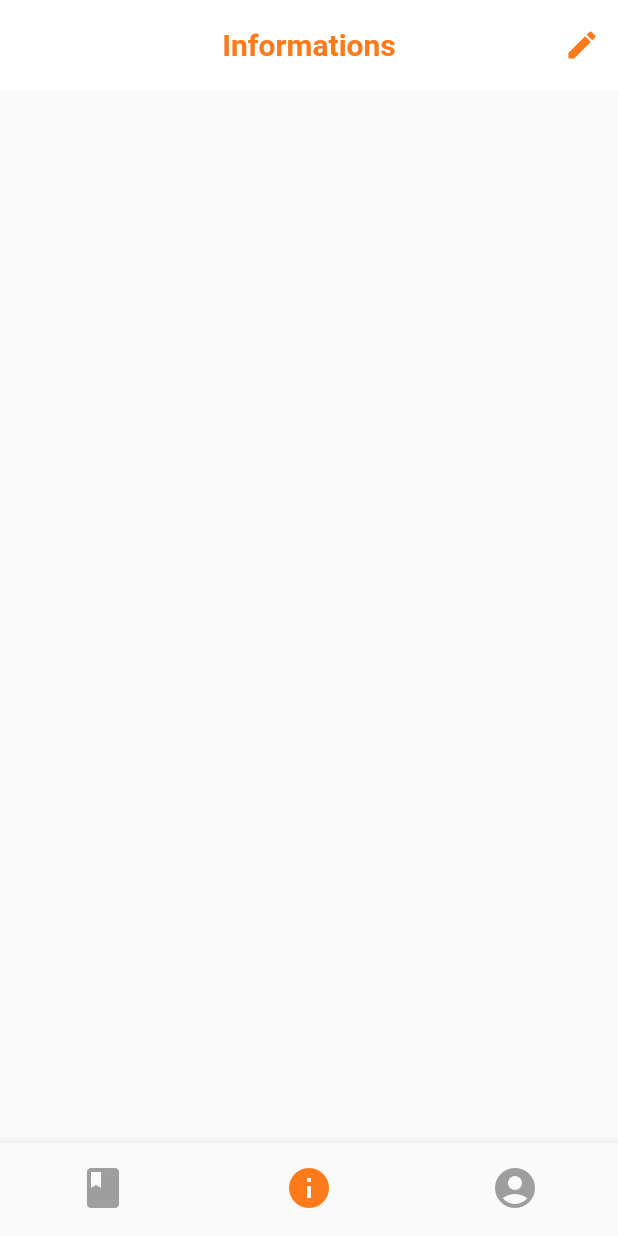
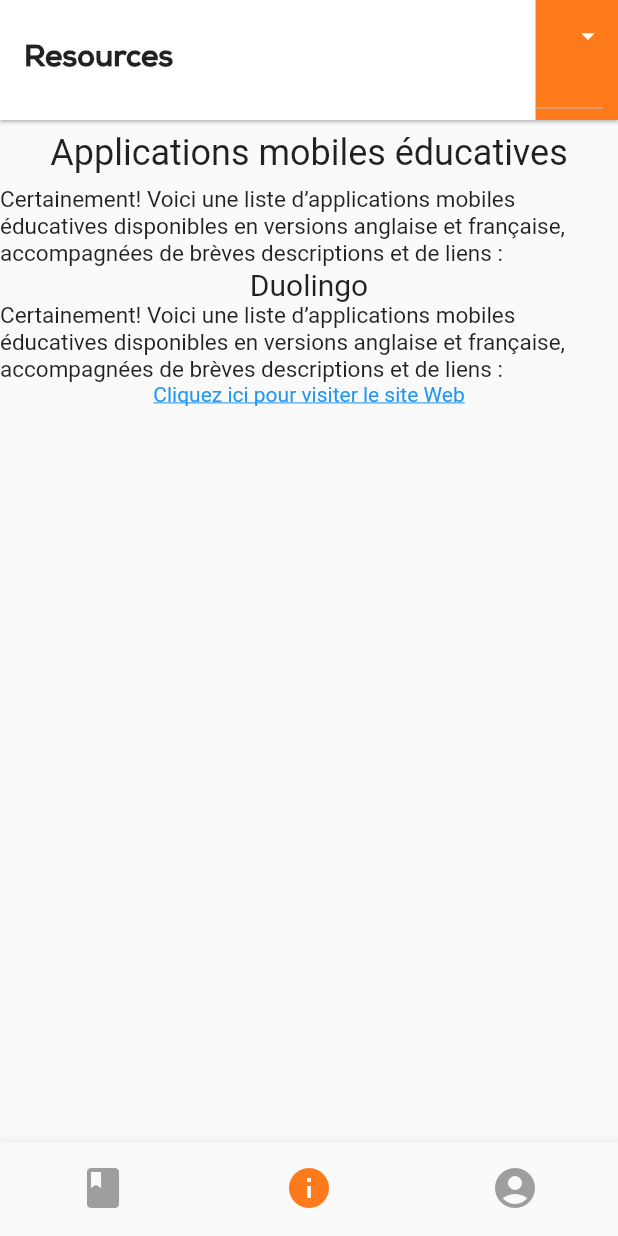
Before and after one commit to Chroma241/StemaApp, a Flutter app: the screen it shows after launch, item 2 of the bottom bar chosen, on a phone screen of 412 x 824 dp. Run offline on Flutter 3.47's test engine with Material 2 defaults, Android fonts, the phone set to English and light mode, and no system bars; our stand-ins replace animated_text_kit, auto_size_text, hive, hive_flutter, open_file, pdf and 1 more; missing offline and left inert: syncfusion_flutter_pdfviewer; accounts and stored records are empty.

Commit message:
usable commit

```diff
--- a/lib/screens/courses.dart
+++ b/lib/screens/courses.dart
@@ -2,7 +2,7 @@ import 'package:flutter/material.dart';
 import 'package:steam/constants.dart';
 import 'package:steam/screens/exercise.dart';
 import 'package:steam/screens/introduction.dart';
-import 'ressources.dart';
+import 'ressourcesFR.dart';
 import 'pdf.dart';
 import 'account.dart';
 import '../models/user.dart'; // Importez la classe User
@@ -31,7 +31,7 @@ class _HomepageState extends State<Homepage> {
     return Scaffold(
       body: [
         ListCourses(),
-        InfoPage(),
+        RessourcesFR(),
         AccountPage(),
       ][_currentIndex],
       bottomNavigationBar: BottomNavigationBar(
--- a/lib/screens/ressources.dart
+++ /dev/null
@@ -1,36 +0,0 @@
-import 'package:flutter/material.dart';
-import 'package:steam/constants.dart';
-
-class InfoPage extends StatefulWidget {
-  const InfoPage({super.key});
-  @override
-  State<InfoPage> createState() => _InfoPageState();
-}
-
-class _InfoPageState extends State<InfoPage> {
-  @override
-  Widget build(BuildContext context) {
-    return Scaffold(
-        appBar: AppBar(
-          title: const Text(
-            'Informations',
-            style: TextStyle(color: mainColor, fontWeight: FontWeight.bold),
-          ),
-          actions: [
-            IconButton(
-                onPressed: () {},
-                icon: Icon(
-                  Icons.edit,
-                  color: mainColor,
-                )),
-          ],
-          toolbarHeight: 60,
-          backgroundColor: Colors.white,
-          elevation: 0,
-          centerTitle: true,
-        ),
-        body: SafeArea(
-          child: Container(),
-        ));
-  }
-}
--- /dev/null
+++ b/lib/screens/ressourcesFR.dart
@@ -0,0 +1,130 @@
+import 'package:flutter/material.dart';
+import 'package:steam/constants.dart';
+import 'package:steam/screens/ressourcesEN.dart';
+import 'package:url_launcher/url_launcher.dart';
+
+enum Language { French, English }
+
+class RessourcesFR extends StatefulWidget {
+  @override
+  _RessourcesFRState createState() => _RessourcesFRState();
+}
+
+class _RessourcesFRState extends State<RessourcesFR> {
+  Language currentLanguage = Language.French;
+
+  String getHeader() {
+    // Utilisez la langue actuelle pour déterminer le texte d'en-tête.
+    if (currentLanguage == Language.French) {
+      return 'Resources';
+    } else {
+      return 'Ressources';
+    }
+  }
+
+  @override
+  Widget build(BuildContext context) {
+    return Scaffold(
+      appBar: AppBar(
+        title: Text(
+          getHeader(),
+          style: TextStyle(
+            color: Colors.black87,
+            fontWeight: FontWeight.bold,
+            fontSize: 20,
+            fontFamily: "Nexa-Bold",
+          ),
+        ),
+        backgroundColor: Colors.white,
+        toolbarHeight: 80,
+        elevation: 1,
+        actions: [
+          Container(
+            color: mainColor,
+            padding: EdgeInsets.only(right: 10.0),
+            child: DropdownButton(
+              icon: Icon(
+                Icons.arrow_drop_down,
+                size: 20,
+                color: Colors.white,
+              ),
+              items: [
+                DropdownMenuItem(
+                  value: Language.French,
+                  child: Image.asset('icons/flags/png/fr.png',
+                      width: 25, package: 'country_icons'),
+                  onTap: () {
+                    setState(() {
+                      currentLanguage = Language.French;
+                    });
+                  },
+                ),
+                DropdownMenuItem(
+                  value: Language.English,
+                  child: Image.asset('icons/flags/png/gb.png',
+                      width: 25, package: 'country_icons'),
+                  onTap: () {
+                    setState(() {
+                      currentLanguage = Language.English;
+                    });
+                  },
+                ),
+              ],
+              onChanged: (value) => setState(() {}),
+            ),
+          )
+        ],
+      ),
+      body: Column(
+        children: <Widget>[
+          Padding(
+            padding: const EdgeInsets.all(8.0),
+            child: Text(
+              // Utilisez la langue actuelle pour déterminer le contenu.
+              currentLanguage == Language.French
+                  ? 'Applications mobiles éducatives'
+                  : 'Educational mobile apps',
+              style: TextStyle(fontSize: 24),
+            ),
+          ),
+          Text(
+            currentLanguage == Language.French
+                ? "Certainement! Voici une liste d’applications mobiles éducatives disponibles en versions anglaise et française, accompagnées de brèves descriptions et de liens :"
+                : 'Certainly! Here is a list of educational mobile apps available in both English and French versions, along with short descriptions and links:',
+            style: TextStyle(fontSize: 15),
+          ),
+          Text(
+            "Duolingo",
+            style: TextStyle(fontSize: 20),
+          ),
+          Text(
+            currentLanguage == Language.French
+                ? "Certainement! Voici une liste d’applications mobiles éducatives disponibles en versions anglaise et française, accompagnées de brèves descriptions et de liens :"
+                : 'Description: Duolingo is a popular mobile language learning app that offers courses in English and French, among many other languages.',
+            style: TextStyle(fontSize: 15),
+          ),
+          GestureDetector(
+            onTap: () async {
+              const url =
+                  'https://play.google.com/store/apps/details?id=com.duolingo&pli=1'; // Remplacez par l'URL que vous souhaitez ouvrir.
+              if (await canLaunch(url)) {
+                await launch(url);
+              } else {
+                throw 'Impossible d\'ouvrir l\'URL : $url';
+              }
+            },
+            child: Text(
+              'Cliquez ici pour visiter le site Web',
+              style: TextStyle(
+                color: Colors.blue,
+                decoration: TextDecoration.underline,
+              ),
+            ),
+          ),
+
+          // Ajoutez d'autres widgets de contenu en fonction de la langue.
+        ],
+      ),
+    );
+  }
+}
--- a/pubspec.yaml
+++ b/pubspec.yaml
@@ -42,6 +42,8 @@ dependencies:
   open_file: ^3.3.2
   image: ^4.0.17
   auto_size_text: ^3.0.0
+  flutter_localization: ^0.1.14
+  flutter_bloc: ^8.1.3
 
 
 
```
Also changed, not shown: lib/screens/ressourcesEN.dart (added, +69 -0 lines), pubspec.lock, 6 other files.
